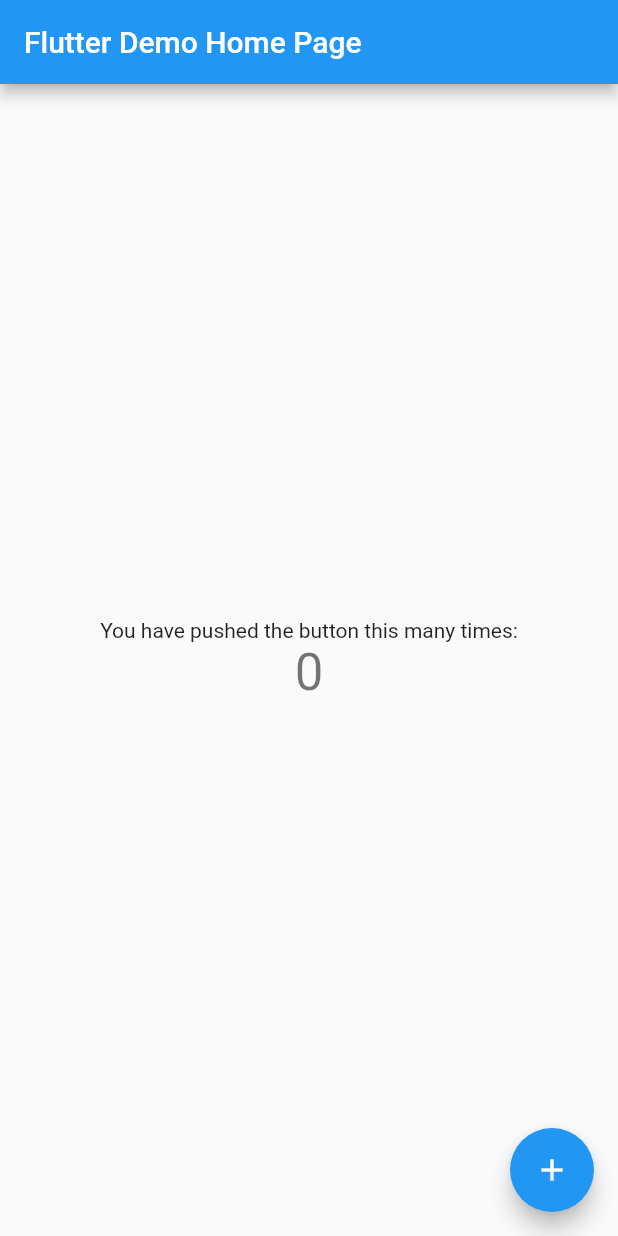
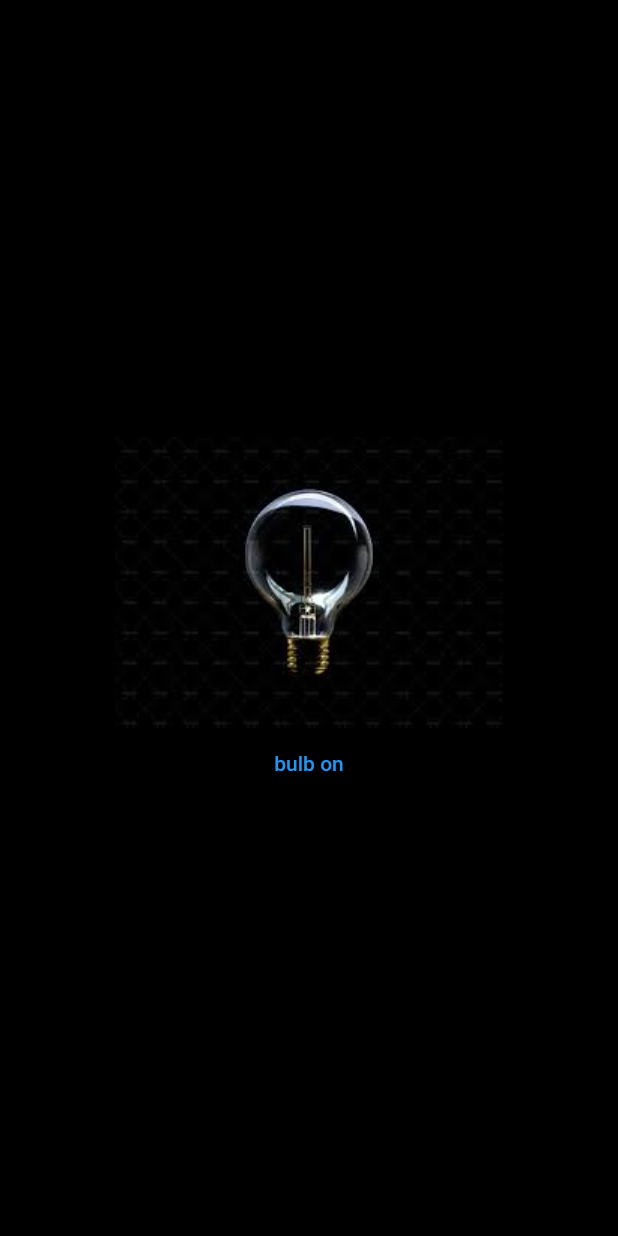
Before and after one commit to Jashwanth-Gowda-R/appMakingAcademyCourses, a Flutter app: the screen it shows after launch, on a phone screen of 412 x 824 dp. Run offline on Flutter 3.47's test engine with Material 2 defaults, Android fonts, the phone set to English and light mode, and no system bars.

Commit message:
added bulb on off logic with text logic

```diff
--- a/bulb_project/lib/main.dart
+++ b/bulb_project/lib/main.dart
@@ -1,115 +1,59 @@
 import 'package:flutter/material.dart';
 
 void main() {
-  runApp(const MyApp());
+  runApp(Bulb());
 }
 
-class MyApp extends StatelessWidget {
-  const MyApp({Key key}) : super(key: key);
+class Bulb extends StatefulWidget {
+  const Bulb({Key key}) : super(key: key);
 
-  // This widget is the root of your application.
   @override
-  Widget build(BuildContext context) {
-    return MaterialApp(
-      title: 'Flutter Demo',
-      theme: ThemeData(
-        // This is the theme of your application.
-        //
-        // Try running your application with "flutter run". You'll see the
-        // application has a blue toolbar. Then, without quitting the app, try
-        // changing the primarySwatch below to Colors.green and then invoke
-        // "hot reload" (press "r" in the console where you ran "flutter run",
-        // or simply save your changes to "hot reload" in a Flutter IDE).
-        // Notice that the counter didn't reset back to zero; the application
-        // is not restarted.
-        primarySwatch: Colors.blue,
-      ),
-      home: const MyHomePage(title: 'Flutter Demo Home Page'),
-    );
-  }
+  _BulbState createState() => _BulbState();
 }
 
-class MyHomePage extends StatefulWidget {
-  const MyHomePage({Key key, this.title}) : super(key: key);
+class _BulbState extends State<Bulb> {
+  var isBulbOn = false;
+  buildBulbImage() {
+    if (isBulbOn) {
+      return Image.asset('assets/images/bulbOn.jpeg');
+    } else {
+      return Image.asset('assets/images/bulbOff.jpeg');
+    }
+  }
 
-  // This widget is the home page of your application. It is stateful, meaning
-  // that it has a State object (defined below) that contains fields that affect
-  // how it looks.
-
-  // This class is the configuration for the state. It holds the values (in this
-  // case the title) provided by the parent (in this case the App widget) and
-  // used by the build method of the State. Fields in a Widget subclass are
-  // always marked "final".
-
-  final String title;
-
-  @override
-  State<MyHomePage> createState() => _MyHomePageState();
-}
-
-class _MyHomePageState extends State<MyHomePage> {
-  int _counter = 0;
-
-  void _incrementCounter() {
-    setState(() {
-      // This call to setState tells the Flutter framework that something has
-      // changed in this State, which causes it to rerun the build method below
-      // so that the display can reflect the updated values. If we changed
-      // _counter without calling setState(), then the build method would not be
-      // called again, and so nothing would appear to happen.
-      _counter++;
-    });
+  buildText() {
+    if (isBulbOn) {
+      return const Text('bulb off');
+    } else {
+      return const Text('bulb on');
+    }
   }
 
   @override
   Widget build(BuildContext context) {
-    // This method is rerun every time setState is called, for instance as done
-    // by the _incrementCounter method above.
-    //
-    // The Flutter framework has been optimized to make rerunning build methods
-    // fast, so that you can just rebuild anything that needs updating rather
-    // than having to individually change instances of widgets.
-    return Scaffold(
-      appBar: AppBar(
-        // Here we take the value from the MyHomePage object that was created by
-        // the App.build method, and use it to set our appbar title.
-        title: Text(widget.title),
-      ),
-      body: Center(
-        // Center is a layout widget. It takes a single child and positions it
-        // in the middle of the parent.
-        child: Column(
-          // Column is also a layout widget. It takes a list of children and
-          // arranges them vertically. By default, it sizes itself to fit its
-          // children horizontally, and tries to be as tall as its parent.
-          //
-          // Invoke "debug painting" (press "p" in the console, choose the
-          // "Toggle Debug Paint" action from the Flutter Inspector in Android
-          // Studio, or the "Toggle Debug Paint" command in Visual Studio Code)
-          // to see the wireframe for each widget.
-          //
-          // Column has various properties to control how it sizes itself and
-          // how it positions its children. Here we use mainAxisAlignment to
-          // center the children vertically; the main axis here is the vertical
-          // axis because Columns are vertical (the cross axis would be
-          // horizontal).
-          mainAxisAlignment: MainAxisAlignment.center,
-          children: <Widget>[
-            const Text(
-              'You have pushed the button this many times:',
-            ),
-            Text(
-              '$_counter',
-              style: Theme.of(context).textTheme.headline4,
-            ),
-          ],
+    return MaterialApp(
+      debugShowCheckedModeBanner: false,
+      home: Scaffold(
+        backgroundColor: Colors.black,
+        body: Container(
+          width: double.infinity,
+          child: Column(
+            mainAxisAlignment: MainAxisAlignment.center,
+            crossAxisAlignment: CrossAxisAlignment.center,
+            children: [
+              buildBulbImage(),
+              TextButton(
+                onPressed: () {
+                  setState(() {
+                    isBulbOn = !isBulbOn;
+                  });
+                },
+                child: buildText(),
+              )
+            ],
+          ),
         ),
       ),
-      floatingActionButton: FloatingActionButton(
-        onPressed: _incrementCounter,
-        tooltip: 'Increment',
-        child: const Icon(Icons.add),
-      ), // This trailing comma makes auto-formatting nicer for build methods.
     );
   }
 }
```
Also changed, not shown: 1 other file.
